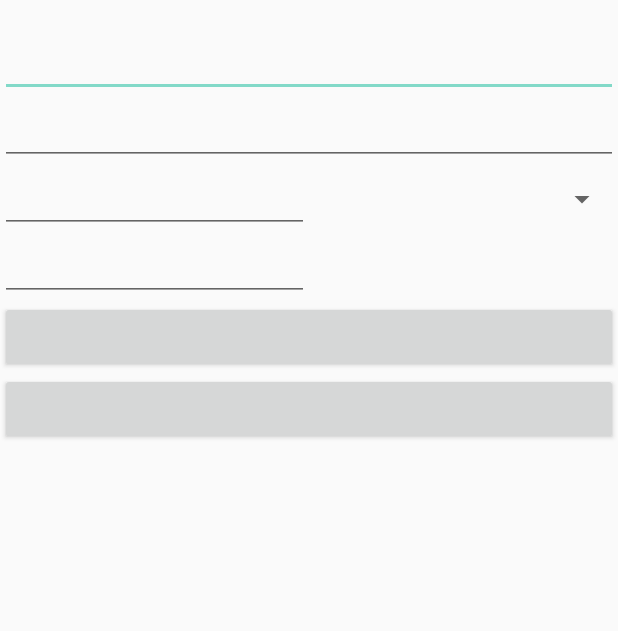
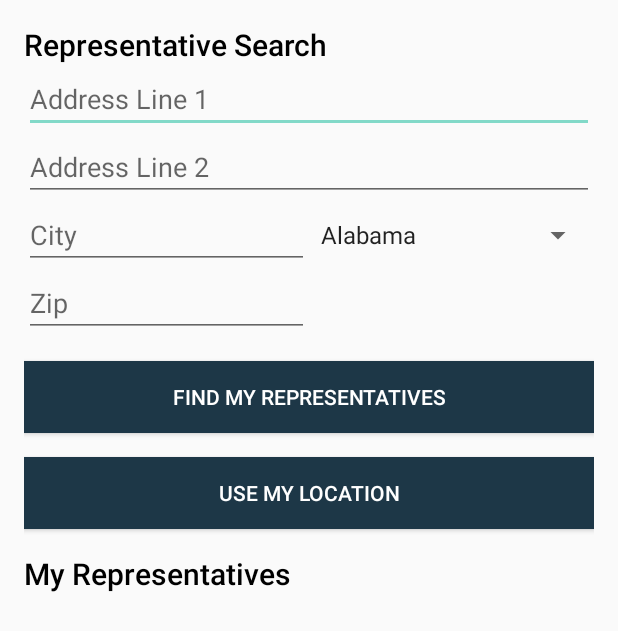
Before and after one commit to Maniak-pl/PoliticalPreparedness, an Android app: the layout fragment_representative.xml on its own in the app's theme, with its tools: preview values and no code run, on a phone screen of 412 x 824 dp. Shown: the top 631 px of the screen. Run offline under Robolectric (Android 15) with nearby library versions, the phone set to English and light mode, and no system bars.

Commit message:
Step 25/105: Add fragment_representative.xml

```diff
--- a/app/src/main/java/com/example/android/politicalpreparedness/representative/RepresentativeViewModel.kt
+++ b/app/src/main/java/com/example/android/politicalpreparedness/representative/RepresentativeViewModel.kt
@@ -1,10 +1,20 @@
 package com.example.android.politicalpreparedness.representative
 
+import androidx.lifecycle.LiveData
+import androidx.lifecycle.MutableLiveData
 import androidx.lifecycle.ViewModel
+import com.example.android.politicalpreparedness.network.models.Address
+import com.example.android.politicalpreparedness.representative.model.Representative
 
 class RepresentativeViewModel: ViewModel() {
 
-    //TODO: Establish live data for representatives and address
+    //Done: Establish live data for representatives and address
+    private var _representativeList = MutableLiveData<List<Representative>>()
+    val representativeList: LiveData<List<Representative>>
+        get() = _representativeList
+    private var _address = MutableLiveData<Address>()
+    val address: LiveData<Address>
+        get() = _address
 
     //TODO: Create function to fetch representatives from API from a provided address
 
--- a/app/src/main/res/layout/fragment_launch.xml
+++ b/app/src/main/res/layout/fragment_launch.xml
@@ -6,6 +6,7 @@
     <androidx.constraintlayout.widget.ConstraintLayout
         android:layout_width="match_parent"
         android:layout_height="match_parent"
+        android:padding="@dimen/default_spacing"
         tools:context="com.example.android.politicalpreparedness.MainActivity">
 
         <!-- Done: Add image for home screen logo. -->
--- a/app/src/main/res/layout/fragment_representative.xml
+++ b/app/src/main/res/layout/fragment_representative.xml
@@ -5,6 +5,7 @@
 
     <!-- Done: Add data binding node -->
     <data>
+
         <variable
             name="viewModel"
             type="com.example.android.politicalpreparedness.representative.RepresentativeViewModel" />
@@ -12,113 +13,118 @@
 
     <!-- TODO: Add motion scene to hide form on vertical scroll. -->
     <androidx.constraintlayout.motion.widget.MotionLayout
-        android:layout_height="match_parent"
-        android:layout_width="match_parent">
+        android:padding="@dimen/default_spacing"
+        android:layout_width="match_parent"
+        android:layout_height="match_parent">
 
-        <!-- TODO: Add visual styling and content -->
+        <!-- Done: Add visual styling and content -->
         <TextView
             android:id="@+id/search_title"
-            android:layout_width="wrap_content"
-            android:layout_height="wrap_content"
+            style="@style/LabelTitle"
+            android:text="@string/representative_search"
             app:layout_constraintStart_toStartOf="parent"
             app:layout_constraintTop_toTopOf="parent" />
 
-        <!-- TODO: Add data binding value -->
-        <!-- TODO: Add visual styling and content -->
+        <!-- Done: Add data binding value -->
+        <!-- Done: Add visual styling and content -->
         <EditText
             android:id="@+id/address_line_1"
-            android:layout_width="match_parent"
-            android:layout_height="wrap_content"
-            android:autofillHints=""
-            android:inputType="textPostalAddress"
+            style="@style/RepresentativeAddress"
+            android:hint="@string/address_line_1"
+            android:text="@{viewModel.address.line1}"
             app:layout_constraintStart_toStartOf="parent"
             app:layout_constraintTop_toBottomOf="@id/search_title" />
 
-        <!-- TODO: Add data binding value -->
-        <!-- TODO: Add visual styling and content -->
+        <!-- Done: Add data binding value -->
+        <!-- Done: Add visual styling and content -->
         <EditText
             android:id="@+id/address_line_2"
-            android:layout_width="match_parent"
-            android:layout_height="0dp"
-            android:autofillHints=""
-            android:inputType="textPostalAddress"
+            style="@style/RepresentativeAddress"
+            android:hint="@string/address_line_2"
+            android:text="@{viewModel.address.line2}"
             app:layout_constraintStart_toStartOf="parent"
             app:layout_constraintTop_toBottomOf="@id/address_line_1" />
 
-        <!-- TODO: Add data binding value -->
-        <!-- TODO: Add visual styling and content -->
+        <!-- Done: Add data binding value -->
+        <!-- Done: Add visual styling and content -->
         <EditText
             android:id="@+id/city"
-            android:layout_width="0dp"
-            android:layout_height="wrap_content"
-            android:autofillHints=""
-            android:inputType="textPostalAddress"
+            style="@style/RepresentativeCity"
+            android:hint="@string/city"
+            android:text="@{viewModel.address.city}"
+            app:layout_constraintEnd_toStartOf="@id/state"
             app:layout_constraintStart_toStartOf="parent"
-            app:layout_constraintEnd_toStartOf="@id/state"
             app:layout_constraintTop_toBottomOf="@id/address_line_2" />
 
-        <!-- TODO: Add default values from provided resources  -->
-        <!-- TODO: Add data binding value -->
-        <!-- TODO: Add visual styling and content -->
+        <!-- Done: Add default values from provided resources  -->
+        <!-- Done: Add data binding value -->
+        <!-- Done: Add visual styling and content -->
         <Spinner
             android:id="@+id/state"
-            android:layout_width="0dp"
-            android:layout_height="0dp"
-            android:autofillHints=""
-            android:inputType="textPostalAddress"
+            style="@style/RepresentativeState"
+            stateValue="@{viewModel.address.state}"
+            app:layout_constraintBottom_toBottomOf="@id/city"
+            app:layout_constraintEnd_toEndOf="parent"
             app:layout_constraintStart_toEndOf="@id/city"
-            app:layout_constraintEnd_toEndOf="parent"
-            app:layout_constraintTop_toTopOf="@id/city"
-            app:layout_constraintBottom_toBottomOf="@id/city"/>
+            app:layout_constraintTop_toTopOf="@id/city" />
 
-        <!-- TODO: Add data binding value -->
-        <!-- TODO: Add visual styling and content -->
+        <!-- Done: Add data binding value -->
+        <!-- Done: Add visual styling and content -->
         <EditText
             android:id="@+id/zip"
-            android:layout_width="0dp"
-            android:layout_height="wrap_content"
-            android:autofillHints=""
-            android:inputType="number"
-            android:maxLength="5"
+            style="@style/RepresentativeZip"
+            android:hint="@string/zip"
+            android:text="@{viewModel.address.zip}"
+            app:layout_constraintEnd_toEndOf="@id/city"
             app:layout_constraintStart_toStartOf="parent"
-            app:layout_constraintEnd_toEndOf="@id/city"
             app:layout_constraintTop_toBottomOf="@id/city" />
 
-        <!-- TODO: Add visual styling and label -->
+        <!-- Done: Add visual styling and label -->
         <Button
             android:id="@+id/button_search"
+            style="@style/Button"
             android:layout_width="match_parent"
-            android:layout_height="wrap_content"
+            android:layout_marginTop="@dimen/default_spacing"
+            android:text="@string/find_my_representatives"
             app:layout_constraintTop_toBottomOf="@id/zip" />
 
-        <!-- TODO: Add visual styling and content -->
+        <!-- Done: Add visual styling and content -->
         <Button
             android:id="@+id/button_location"
+            style="@style/Button"
             android:layout_width="match_parent"
-            android:layout_height="wrap_content"
+            android:layout_marginTop="@dimen/default_spacing"
+            android:text="@string/use_my_location"
             app:layout_constraintTop_toBottomOf="@id/button_search" />
 
-        <!-- TODO: Add visual styling and content -->
+        <!-- Done: Add visual styling and content -->
         <TextView
             android:id="@+id/representative_title"
-            android:layout_width="wrap_content"
-            android:layout_height="wrap_content"
+            style="@style/LabelTitle"
+            android:layout_marginTop="@dimen/default_spacing"
+            android:text="@string/my_representatives"
             app:layout_constraintStart_toStartOf="parent"
             app:layout_constraintTop_toBottomOf="@id/button_location" />
 
-        <!-- TODO: Add Representatives RecyclerView -->
+        <!-- Done: Add Representatives RecyclerView -->
+        <androidx.recyclerview.widget.RecyclerView
+            android:id="@+id/list_representatives"
+            style="@style/Empty"
+            android:liveData="@{viewModel.representativeList}"
+            app:layout_constraintBottom_toBottomOf="parent"
+            app:layout_constraintEnd_toEndOf="parent"
+            app:layout_constraintStart_toStartOf="parent"
+            app:layout_constraintTop_toBottomOf="@+id/representative_title" />
 
-        <!-- TODO: Add visual styling and content -->
+        <!-- Done: Add visual styling and content -->
         <TextView
             android:id="@+id/list_placeholder"
+            style="@style/RepresentativePlaceholder"
             android:layout_width="match_parent"
             android:layout_height="0dp"
-            android:gravity="center"
-            android:textAlignment="center"
-            android:visibility="gone"
-            motion:visibilityMode="ignore"
+            app:layout_constraintBottom_toBottomOf="parent"
             app:layout_constraintTop_toBottomOf="@id/representative_title"
-            app:layout_constraintBottom_toBottomOf="parent" />
+            motion:visibilityMode="ignore" />
 
     </androidx.constraintlayout.motion.widget.MotionLayout>
 </layout>
--- a/app/src/main/res/values/colors.xml
+++ b/app/src/main/res/values/colors.xml
@@ -4,5 +4,6 @@
     <color name="colorPrimaryDark">#1d3747</color>
     <color name="colorAccent">#82d9c8</color>
     <color name="white">#FFFFFF</color>
+    <color name="black">#000000</color>
     <color name="gray50">#7F7F7F</color>
 </resources>
--- a/app/src/main/res/values/styles.xml
+++ b/app/src/main/res/values/styles.xml
@@ -29,11 +29,47 @@
         <item name="android:layout_height">wrap_content</item>
     </style>
 
+    <style name="MatchWrap" parent="Match">
+        <item name="android:layout_height">wrap_content</item>
+    </style>
+
+    <style name="MatchEmpty" parent="Match">
+        <item name="android:layout_height">@dimen/empty</item>
+    </style>
+
     <style name="Button" parent="EmptyWrap">
-        <item name="android:layout_marginStart">@dimen/default_spacing</item>
-        <item name="android:layout_marginEnd">@dimen/default_spacing</item>
         <item name="android:background">@color/colorPrimaryDark</item>
         <item name="android:textColor">@android:color/white</item>
     </style>
 
+    <style name="LabelTitle" parent="Wrap">
+        <item name="android:textColor">@color/black</item>
+        <item name="android:textAppearance">@style/TextAppearance.AppCompat.Title</item>
+    </style>
+
+    <!-- RepresentativeFragment-->
+
+    <style name="RepresentativeAddress" parent="MatchWrap">
+        <item name="android:inputType">textPostalAddress</item>
+    </style>
+
+    <style name="RepresentativeCity" parent="EmptyWrap">
+        <item name="android:inputType">textPostalAddress</item>
+    </style>
+
+    <style name="RepresentativeState" parent="Empty">
+        <item name="android:inputType">textPostalAddress</item>
+        <item name="android:entries">@array/states</item>
+    </style>
+
+    <style name="RepresentativeZip" parent="EmptyWrap">
+        <item name="android:inputType">number</item>
+        <item name="android:maxLength">5</item>
+    </style>
+
+    <style name="RepresentativePlaceholder">
+        <item name="android:gravity">center</item>
+        <item name="android:textAlignment">center</item>
+        <item name="android:visibility">gone</item>
+    </style>
 </resources>
```
